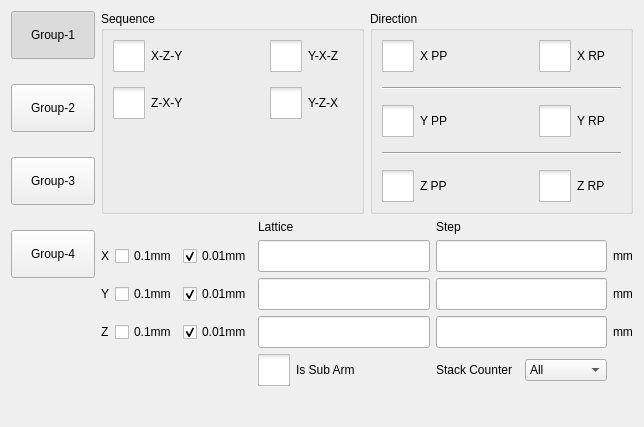
Qt form hcsettings/ichcstackedsettingsframe.ui (dongdong-2009/3-5AxisRobot) before a commit.
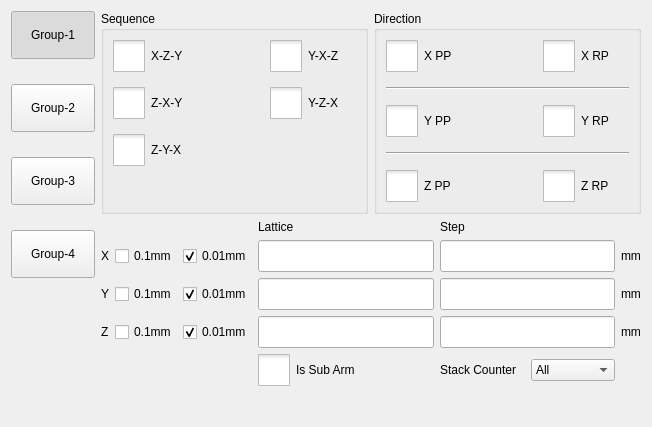
The same form after that commit. Icons and pictures are not drawn. Custom widgets are drawn as their Qt base class.

```diff
--- a/hcsettings/ichcstackedsettingsframe.ui
+++ b/hcsettings/ichcstackedsettingsframe.ui
@@ -6,7 +6,7 @@
    <rect>
     <x>0</x>
     <y>0</y>
-    <width>644</width>
+    <width>652</width>
     <height>427</height>
    </rect>
   </property>
@@ -330,6 +330,44 @@
             </attribute>
            </widget>
           </item>
+          <item row="2" column="0">
+           <widget class="QCheckBox" name="zyxCheckBox">
+            <property name="sizePolicy">
+             <sizepolicy hsizetype="Fixed" vsizetype="Fixed">
+              <horstretch>0</horstretch>
+              <verstretch>0</verstretch>
+             </sizepolicy>
+            </property>
+            <property name="minimumSize">
+             <size>
+              <width>125</width>
+              <height>0</height>
+             </size>
+            </property>
+            <property name="styleSheet">
+             <string notr="true">::indicator {
+     width: 32px;
+     height: 32px;
+ }
+
+::indicator:unchecked 
+{
+     image: url(:/resource/check_unchecked.png);
+ }
+::indicator:checked 
+{
+     image: url(:/resource/check_checked.png);
+ }
+</string>
+            </property>
+            <property name="text">
+             <string>Z-Y-X</string>
+            </property>
+            <attribute name="buttonGroup">
+             <string notr="true">buttonGroup</string>
+            </attribute>
+           </widget>
+          </item>
          </layout>
         </widget>
        </item>
```
Left out of the diff: 2 changed lines with no effect on the pictures.
